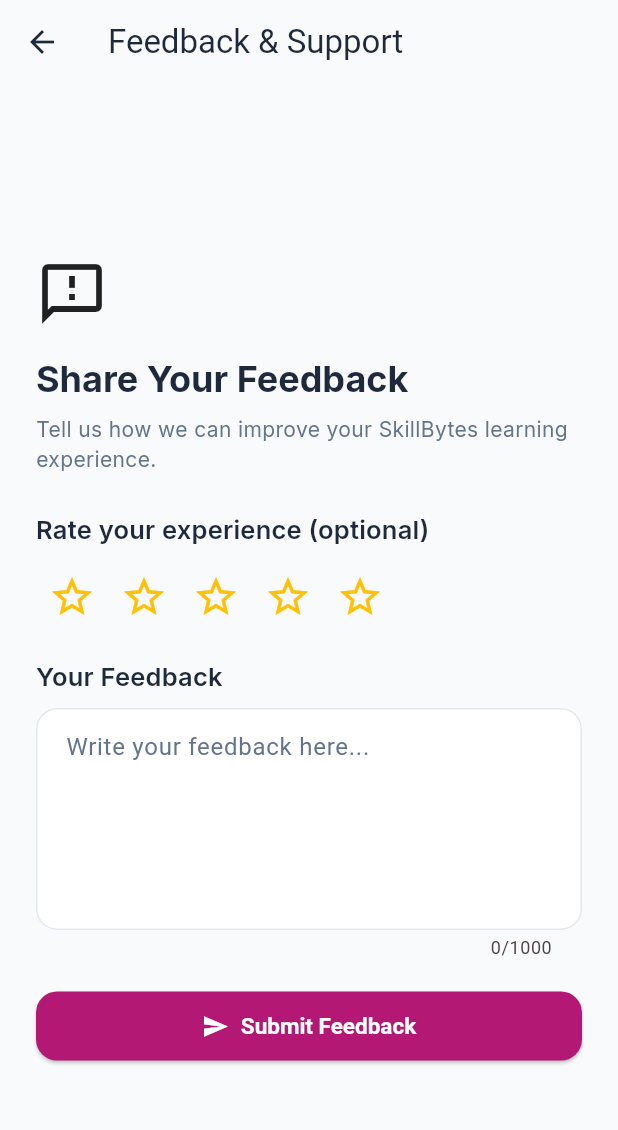
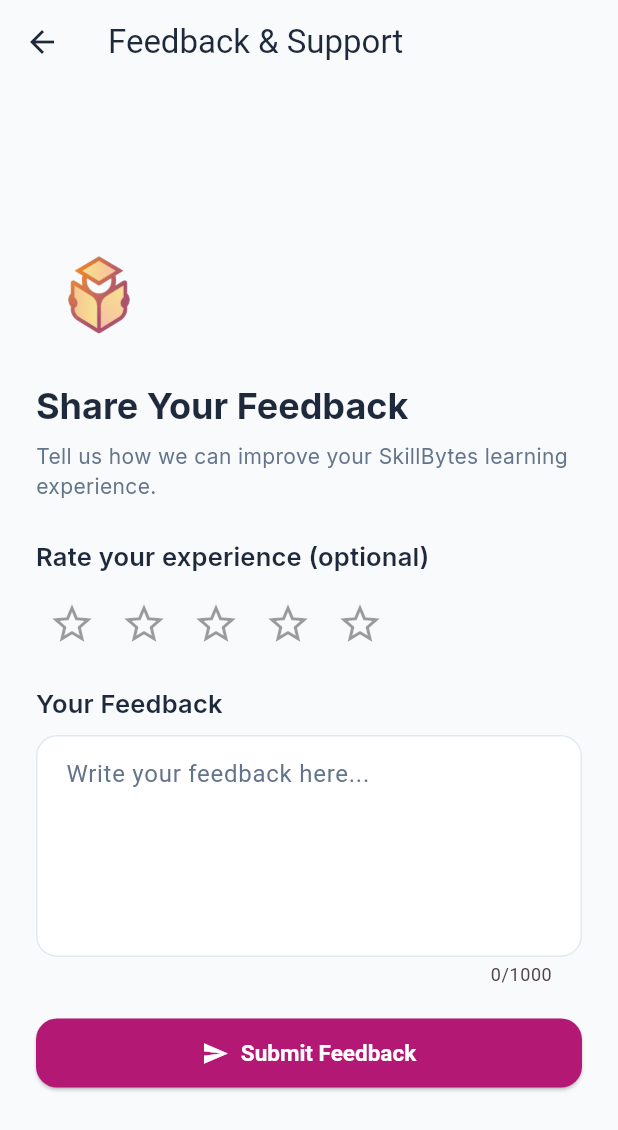
Before and after one commit to RAJ322622/skillbytes_app, a Flutter app: the FeedbackScreen screen opened directly, on a phone screen of 412 x 824 dp. Shown: the top 1130 px of the screen. Run offline on Flutter 3.47's test engine with Material 3 defaults, Android fonts, the phone set to English and light mode, and no system bars; our stand-ins replace google_fonts.

Commit message:
Update feedback_screen.dart

```diff
--- a/lib/screens/feedback_screen.dart
+++ b/lib/screens/feedback_screen.dart
@@ -1,5 +1,6 @@
 
 import 'package:flutter/material.dart';
+import '../theme/app_theme.dart';
 
 class FeedbackScreen extends StatefulWidget {
   const FeedbackScreen({super.key});
@@ -32,6 +33,7 @@ class _FeedbackScreenState extends State<FeedbackScreen> {
     );
 
     _feedbackController.clear();
+
     setState(() {
       _rating = 0;
     });
@@ -55,11 +57,14 @@ class _FeedbackScreenState extends State<FeedbackScreen> {
               child: Column(
                 crossAxisAlignment: CrossAxisAlignment.start,
                 children: [
-                  const Icon(
-                    Icons.feedback_outlined,
-                    size: 48,
-                  ),
+                  Image.asset(
+                  'assets/images/logo.png',
+                  width: 84,
+                  height: 84,
+                  fit: BoxFit.contain,
+                ),
                   const SizedBox(height: 16),
+
                   Text(
                     'Share Your Feedback',
                     style: theme.textTheme.headlineSmall?.copyWith(
@@ -67,17 +72,20 @@ class _FeedbackScreenState extends State<FeedbackScreen> {
                     ),
                   ),
                   const SizedBox(height: 8),
+
                   Text(
                     'Tell us how we can improve your SkillBytes '
                     'learning experience.',
                     style: theme.textTheme.bodyMedium,
                   ),
                   const SizedBox(height: 24),
+
                   Text(
                     'Rate your experience (optional)',
                     style: theme.textTheme.titleMedium,
                   ),
                   const SizedBox(height: 8),
+
                   Row(
                     children: List.generate(5, (index) {
                       final star = index + 1;
@@ -93,25 +101,28 @@ class _FeedbackScreenState extends State<FeedbackScreen> {
                           star <= _rating
                               ? Icons.star
                               : Icons.star_border,
-                          color: Colors.amber,
+                          color: star <= _rating
+                              ? AppTheme.warmOrange
+                              : theme.disabledColor,
                           size: 32,
                         ),
                       );
                     }),
                   ),
                   const SizedBox(height: 16),
+
                   Text(
                     'Your Feedback',
                     style: theme.textTheme.titleMedium,
                   ),
                   const SizedBox(height: 8),
+
                   TextFormField(
                     controller: _feedbackController,
                     maxLines: 5,
                     maxLength: 1000,
                     decoration: const InputDecoration(
                       hintText: 'Write your feedback here...',
-                      border: OutlineInputBorder(),
                       alignLabelWithHint: true,
                     ),
                     validator: (value) {
@@ -122,6 +133,7 @@ class _FeedbackScreenState extends State<FeedbackScreen> {
                     },
                   ),
                   const SizedBox(height: 20),
+
                   SizedBox(
                     width: double.infinity,
                     child: ElevatedButton.icon(
```
